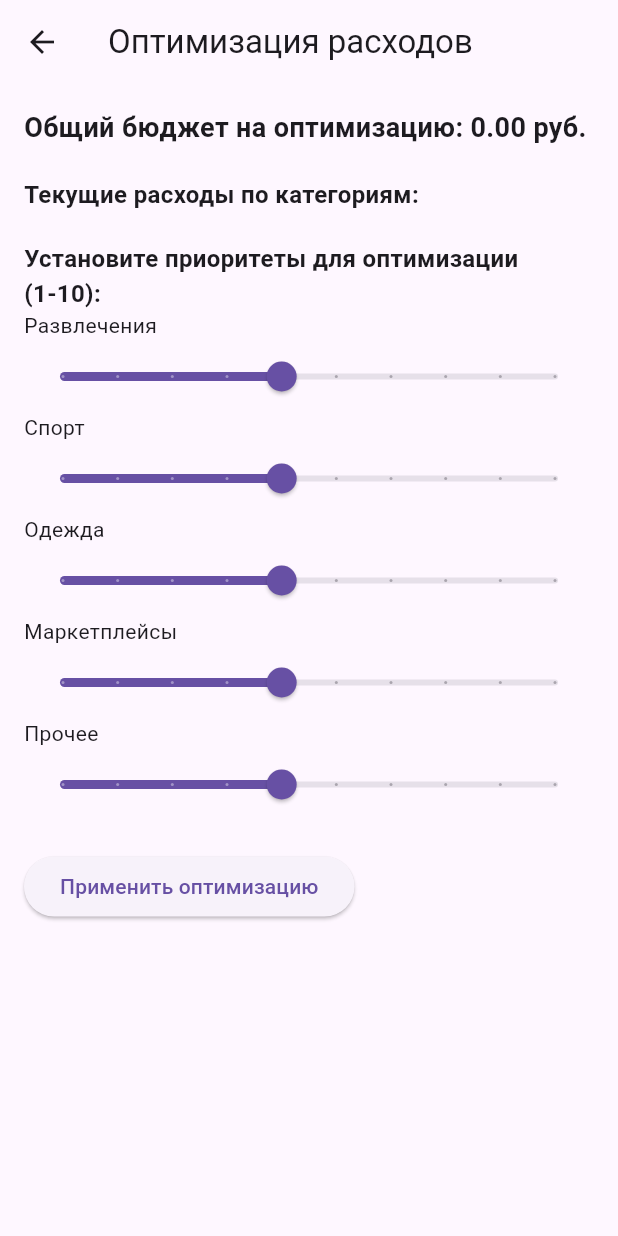
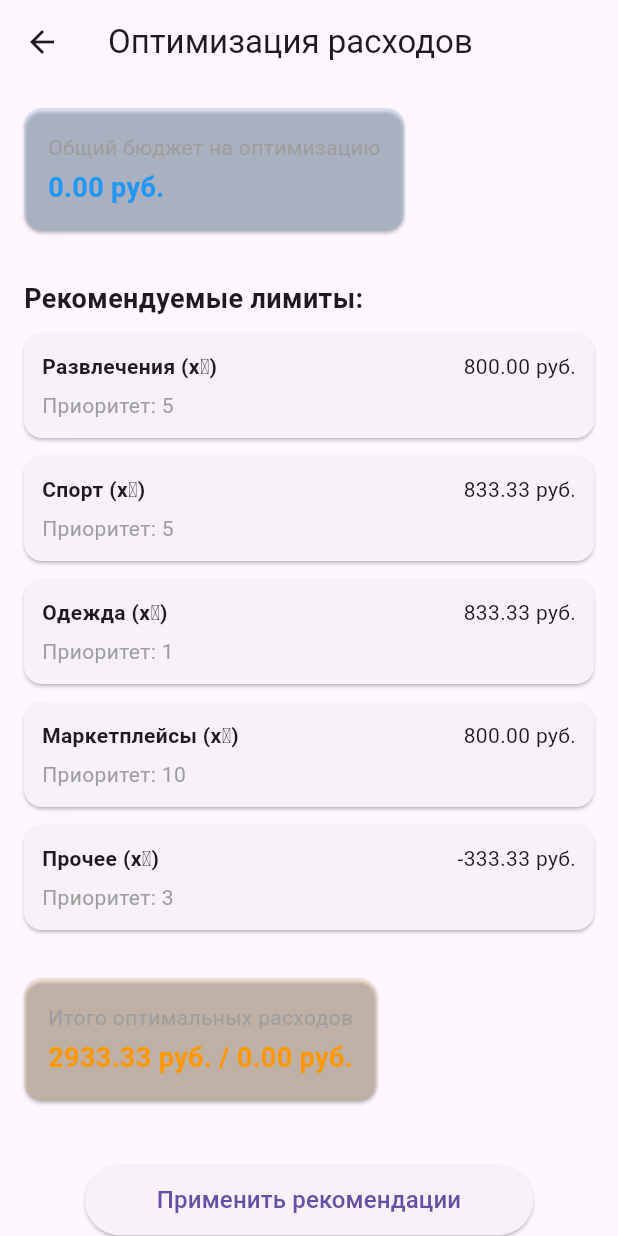
Before and after one commit to morphsilk/zashita, a Flutter app: the ExpenseOptimizationScreen screen opened directly with empty values, on a phone screen of 412 x 824 dp. Run offline on Flutter 3.47's test engine with Material 3 defaults, Android fonts, the phone set to English and light mode, and no system bars; our stand-ins replace fl_chart, flutter_secure_storage, shared_preferences, sqflite; accounts and stored records are empty.

Commit message:
RABOCHAYA VERSA

```diff
--- a/lib/screens/budget_calculation_screen.dart
+++ b/lib/screens/budget_calculation_screen.dart
@@ -408,8 +408,7 @@ class _BudgetCalculationScreenState extends State<BudgetCalculationScreen> {
                     MaterialPageRoute(
                       builder: (context) => ExpenseOptimizationScreen(
                         totalUnplannedExpenses: value,
-                        unplannedExpensesByCategory:
-                        metrics['unplannedExpensesByCategory'] as Map<String, double>,
+                        unplannedExpenses: metrics['unplannedExpensesByCategory'] as Map<String, double>,
                       ),
                     ),
                   );
@@ -421,6 +420,8 @@ class _BudgetCalculationScreenState extends State<BudgetCalculationScreen> {
         ),
       ),
     );
+  }
+
 }
 
 Widget _buildAnalysisSection(Map<String, dynamic> metrics) {
@@ -504,4 +505,3 @@ class _BudgetCalculationScreenState extends State<BudgetCalculationScreen> {
     ),
   );
 }
-}
--- a/lib/screens/expense_optimization_screen.dart
+++ b/lib/screens/expense_optimization_screen.dart
@@ -1,13 +1,12 @@
 import 'package:flutter/material.dart';
-import 'package:collection/collection.dart';
 
 class ExpenseOptimizationScreen extends StatefulWidget {
   final double totalUnplannedExpenses;
-  final Map<String, double> unplannedExpensesByCategory;
+  final Map<String, double> unplannedExpenses;
 
   const ExpenseOptimizationScreen({
     required this.totalUnplannedExpenses,
-    required this.unplannedExpensesByCategory,
+    required this.unplannedExpenses,
     Key? key,
   }) : super(key: key);
 
@@ -16,63 +15,126 @@ class ExpenseOptimizationScreen extends StatefulWidget {
 }
 
 class _ExpenseOptimizationScreenState extends State<ExpenseOptimizationScreen> {
+  // Приоритеты для каждой категории
   final Map<String, int> _priorities = {
     'Развлечения': 5,
     'Спорт': 5,
-    'Одежда': 5,
-    'Маркетплейсы': 5,
-    'Прочее': 5,
+    'Одежда': 1,
+    'Маркетплейсы': 10,
+    'Прочее': 3,
+  };
+
+  // Лимиты для каждой группы уравнений
+  final Map<String, double> _limits = {
+    'group1': 4000,
+    'group2': 5000,
+    'group3': 8000,
+    'group4': 3000,
+  };
+
+  // Инициализируем значения по умолчанию
+  Map<String, double> _optimalValues = {
+    'x1': 0,
+    'x2': 0,
+    'x3': 0,
+    'x4': 0,
+    'x5': 0,
   };
 
   @override
+  void initState() {
+    super.initState();
+    _calculateOptimalValues();
+  }
+
+  void _calculateOptimalValues() {
+    // Временные переменные для расчетов
+    double x3 = _limits['group2']! / (_priorities['Спорт']! + 1);
+    double x1 = _limits['group1']! / _priorities['Развлечения']!;
+    double x4 = _limits['group3']! / _priorities['Маркетплейсы']!;
+    double x5 = (_limits['group4']! - _priorities['Развлечения']! * x1) / _priorities['Прочее']!;
+    double x2 = (_limits['group2']! - x3) / _priorities['Спорт']!;
+
+    setState(() {
+      _optimalValues = {
+        'x1': x1,
+        'x2': x2,
+        'x3': x3,
+        'x4': x4,
+        'x5': x5,
+      };
+    });
+  }
+
+  @override
   Widget build(BuildContext context) {
+    final total = _optimalValues.values.fold(0.0, (sum, value) => sum + value);
+
     return Scaffold(
       appBar: AppBar(title: const Text('Оптимизация расходов')),
-      body: Padding(
-        padding: const EdgeInsets.all(16.0),
+      body: SingleChildScrollView(
+        padding: const EdgeInsets.all(16),
         child: Column(
           crossAxisAlignment: CrossAxisAlignment.start,
           children: [
-            Text(
-              'Общий бюджет на оптимизацию: ${widget.totalUnplannedExpenses.toStringAsFixed(2)} руб.',
-              style: const TextStyle(fontSize: 18, fontWeight: FontWeight.bold),
+            _buildInfoCard(
+              'Общий бюджет на оптимизацию',
+              '${widget.totalUnplannedExpenses.toStringAsFixed(2)} руб.',
             ),
+
             const SizedBox(height: 20),
             const Text(
-              'Текущие расходы по категориям:',
-              style: TextStyle(fontSize: 16, fontWeight: FontWeight.bold),
+              'Рекомендуемые лимиты:',
+              style: TextStyle(fontSize: 18, fontWeight: FontWeight.bold),
             ),
-            ...widget.unplannedExpensesByCategory.entries.map((entry) {
-              if (entry.value > 0) {
-                return Padding(
-                  padding: const EdgeInsets.symmetric(vertical: 4.0),
-                  child: Row(
-                    mainAxisAlignment: MainAxisAlignment.spaceBetween,
-                    children: [
-                      Text(entry.key),
-                      Text('${entry.value.toStringAsFixed(2)} руб.'),
-                    ],
+            const SizedBox(height: 10),
+            _buildOptimizationCard(
+              'Развлечения (x₁)',
+              _optimalValues['x1'] ?? 0,
+              _priorities['Развлечения'] ?? 0,
             ),
-                );
-              }
-              return const SizedBox.shrink();
-            }),
+            _buildOptimizationCard(
+              'Спорт (x₂)',
+              _optimalValues['x2'] ?? 0,
+              _priorities['Спорт'] ?? 0,
+            ),
+            _buildOptimizationCard(
+              'Одежда (x₃)',
+              _optimalValues['x3'] ?? 0,
+              _priorities['Одежда'] ?? 0,
+            ),
+            _buildOptimizationCard(
+              'Маркетплейсы (x₄)',
+              _optimalValues['x4'] ?? 0,
+              _priorities['Маркетплейсы'] ?? 0,
+            ),
+            _buildOptimizationCard(
+              'Прочее (x₅)',
+              _optimalValues['x5'] ?? 0,
+              _priorities['Прочее'] ?? 0,
+            ),
+
             const SizedBox(height: 20),
-            const Text(
-              'Установите приоритеты для оптимизации (1-10):',
-              style: TextStyle(fontSize: 16, fontWeight: FontWeight.bold),
+            _buildInfoCard(
+              'Итого оптимальных расходов',
+              '${total.toStringAsFixed(2)} руб. / ${widget.totalUnplannedExpenses.toStringAsFixed(2)} руб.',
+              color: total <= widget.totalUnplannedExpenses ? Colors.green : Colors.orange,
             ),
-            ..._priorities.entries.map((entry) => _buildPrioritySlider(entry.key, entry.value)),
-            const SizedBox(height: 20),
-            ElevatedButton(
+
+            const SizedBox(height: 30),
+            Center(
+              child: ElevatedButton(
                 onPressed: () {
-                // Здесь будет логика оптимизации
                   ScaffoldMessenger.of(context).showSnackBar(
-                  const SnackBar(content: Text('Оптимизация выполнена')),
+                    const SnackBar(content: Text('Рекомендации по оптимизации сохранены')),
                   );
                   Navigator.pop(context);
                 },
-              child: const Text('Применить оптимизацию'),
+                child: const Padding(
+                  padding: EdgeInsets.symmetric(horizontal: 24, vertical: 12),
+                  child: Text('Применить рекомендации', style: TextStyle(fontSize: 16)),
+                ),
+              ),
             ),
           ],
         ),
@@ -80,24 +142,44 @@ class _ExpenseOptimizationScreenState extends State<ExpenseOptimizationScreen> {
     );
   }
 
-  Widget _buildPrioritySlider(String category, int priority) {
-    return Column(
+  Widget _buildOptimizationCard(String title, double value, int priority) {
+    return Card(
+      margin: const EdgeInsets.only(bottom: 12),
+      child: Padding(
+        padding: const EdgeInsets.all(12),
+        child: Column(
           crossAxisAlignment: CrossAxisAlignment.start,
           children: [
-        Text(category),
-        Slider(
-          value: priority.toDouble(),
-          min: 1,
-          max: 10,
-          divisions: 9,
-          label: priority.toString(),
-          onChanged: (value) {
-            setState(() {
-              _priorities[category] = value.toInt();
-            });
-          },
+            Row(
+              mainAxisAlignment: MainAxisAlignment.spaceBetween,
+              children: [
+                Text(title, style: const TextStyle(fontWeight: FontWeight.bold)),
+                Text('${value.toStringAsFixed(2)} руб.'),
+              ],
             ),
+            const SizedBox(height: 6),
+            Text('Приоритет: $priority', style: const TextStyle(color: Colors.grey)),
           ],
+        ),
+      ),
+    );
+  }
+
+  Widget _buildInfoCard(String title, String value, {Color color = Colors.blue}) {
+    return Card(
+      color: color.withOpacity(0.1),
+      margin: const EdgeInsets.only(bottom: 12),
+      child: Padding(
+        padding: const EdgeInsets.all(16),
+        child: Column(
+          crossAxisAlignment: CrossAxisAlignment.start,
+          children: [
+            Text(title, style: const TextStyle(fontSize: 14, color: Colors.grey)),
+            const SizedBox(height: 4),
+            Text(value, style: TextStyle(fontSize: 18, fontWeight: FontWeight.bold, color: color)),
+          ],
+        ),
+      ),
     );
   }
 }
```
Lines whose indentation alone changed are shown as unchanged.
